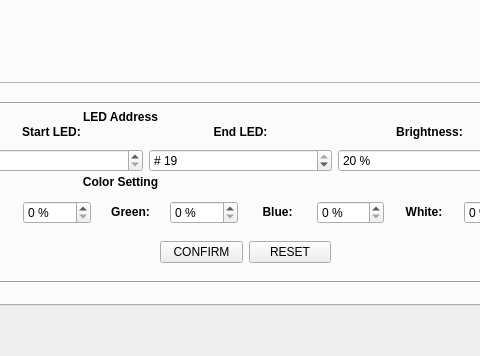
This is _ui/FlashLapse_CP.ui in CoCl-Jerry/Flashlapse_Dev as Qt 5 draws it before an edit; both pictures show x 102 to 582 and y 334 to 690 of the 1280 by 690 pixel window. The edited form follows.
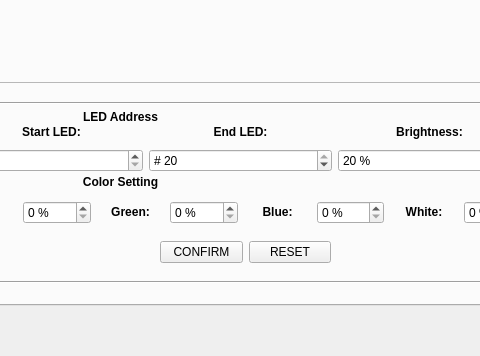
This is the edited form. Icons and pictures are not drawn.

Patch:
```diff
--- a/_ui/FlashLapse_CP.ui
+++ b/_ui/FlashLapse_CP.ui
@@ -439,10 +439,10 @@
              <number>2</number>
             </property>
             <property name="maximum">
-             <number>19</number>
+             <number>20</number>
             </property>
             <property name="value">
-             <number>19</number>
+             <number>20</number>
             </property>
            </widget>
           </item>
```
